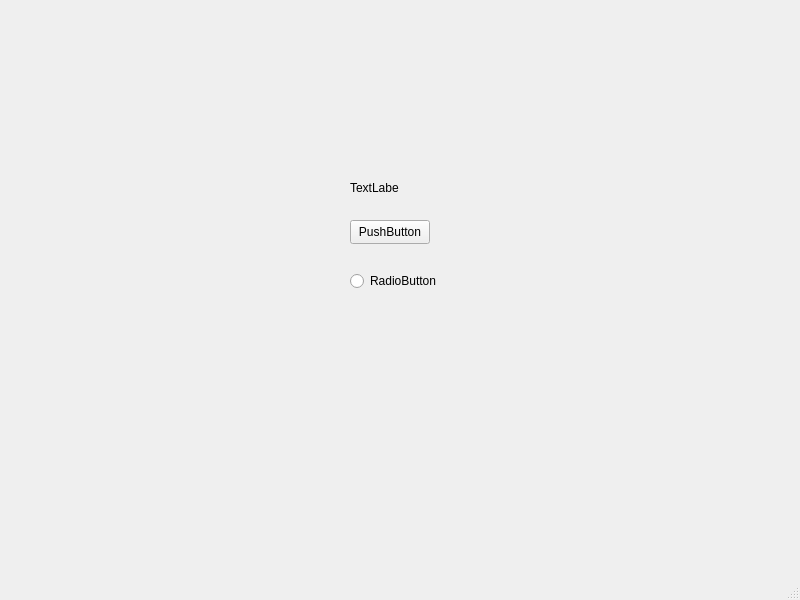
Qt form PlanMate/mainwindow.ui (wiksas/PlanMate) before a commit.
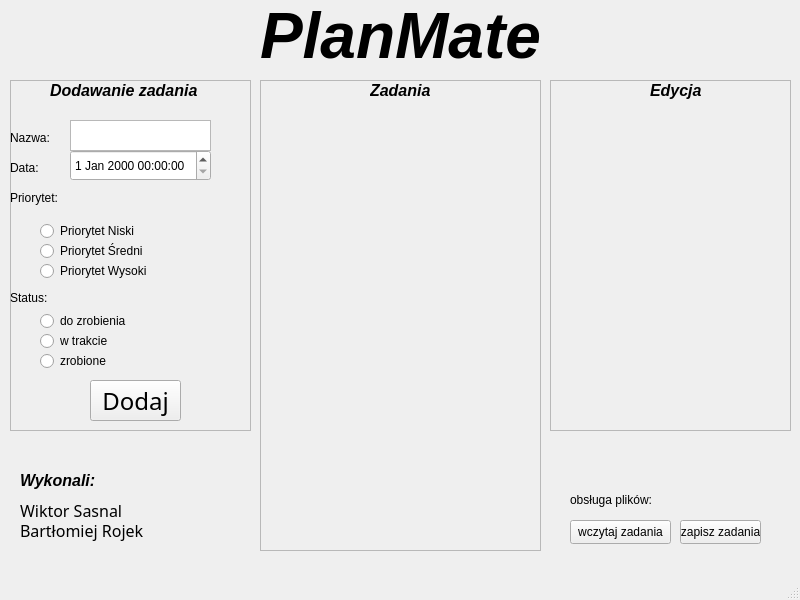
The same form after that commit.

```diff
--- a/PlanMate/mainwindow.ui
+++ b/PlanMate/mainwindow.ui
@@ -17,40 +17,399 @@
    <widget class="QLabel" name="label">
     <property name="geometry">
      <rect>
-      <x>350</x>
-      <y>180</y>
-      <width>49</width>
-      <height>16</height>
+      <x>260</x>
+      <y>0</y>
+      <width>291</width>
+      <height>71</height>
      </rect>
     </property>
+    <property name="font">
+     <font>
+      <pointsize>48</pointsize>
+      <italic>true</italic>
+      <bold>true</bold>
+     </font>
+    </property>
     <property name="text">
-     <string>TextLabel</string>
+     <string>PlanMate</string>
     </property>
    </widget>
    <widget class="QPushButton" name="pushButton">
     <property name="geometry">
      <rect>
-      <x>350</x>
-      <y>220</y>
-      <width>80</width>
+      <x>680</x>
+      <y>520</y>
+      <width>81</width>
       <height>24</height>
      </rect>
     </property>
     <property name="text">
-     <string>PushButton</string>
+     <string>zapisz zadania</string>
     </property>
    </widget>
-   <widget class="QRadioButton" name="radioButton">
+   <widget class="QPushButton" name="pushButton_2">
     <property name="geometry">
      <rect>
-      <x>350</x>
-      <y>270</y>
-      <width>91</width>
-      <height>22</height>
+      <x>570</x>
+      <y>520</y>
+      <width>101</width>
+      <height>24</height>
      </rect>
     </property>
     <property name="text">
-     <string>RadioButton</string>
+     <string>wczytaj zadania</string>
+    </property>
+   </widget>
+   <widget class="QLabel" name="label_2">
+    <property name="geometry">
+     <rect>
+      <x>570</x>
+      <y>490</y>
+      <width>111</width>
+      <height>20</height>
+     </rect>
+    </property>
+    <property name="text">
+     <string>obsługa plików:</string>
+    </property>
+   </widget>
+   <widget class="QFrame" name="Dodawanie">
+    <property name="geometry">
+     <rect>
+      <x>10</x>
+      <y>80</y>
+      <width>241</width>
+      <height>351</height>
+     </rect>
+    </property>
+    <property name="frameShape">
+     <enum>QFrame::Shape::StyledPanel</enum>
+    </property>
+    <property name="frameShadow">
+     <enum>QFrame::Shadow::Raised</enum>
+    </property>
+    <widget class="QPushButton" name="Dodaj">
+     <property name="geometry">
+      <rect>
+       <x>80</x>
+       <y>300</y>
+       <width>91</width>
+       <height>41</height>
+      </rect>
+     </property>
+     <property name="font">
+      <font>
+       <family>Segoe Print</family>
+       <pointsize>18</pointsize>
+      </font>
+     </property>
+     <property name="text">
+      <string>Dodaj</string>
+     </property>
+    </widget>
+    <widget class="QRadioButton" name="Prio3">
+     <property name="geometry">
+      <rect>
+       <x>30</x>
+       <y>180</y>
+       <width>158</width>
+       <height>22</height>
+      </rect>
+     </property>
+     <property name="text">
+      <string>Priorytet Wysoki</string>
+     </property>
+    </widget>
+    <widget class="QRadioButton" name="Prio2">
+     <property name="geometry">
+      <rect>
+       <x>30</x>
+       <y>160</y>
+       <width>158</width>
+       <height>22</height>
+      </rect>
+     </property>
+     <property name="text">
+      <string>Priorytet Średni</string>
+     </property>
+    </widget>
+    <widget class="QRadioButton" name="Prio1">
+     <property name="geometry">
+      <rect>
+       <x>30</x>
+       <y>140</y>
+       <width>158</width>
+       <height>22</height>
+      </rect>
+     </property>
+     <property name="text">
+      <string>Priorytet Niski</string>
+     </property>
+    </widget>
+    <widget class="QDateTimeEdit" name="Data">
+     <property name="geometry">
+      <rect>
+       <x>60</x>
+       <y>70</y>
+       <width>141</width>
+       <height>31</height>
+      </rect>
+     </property>
+    </widget>
+    <widget class="QLabel" name="label_3">
+     <property name="geometry">
+      <rect>
+       <x>40</x>
+       <y>0</y>
+       <width>151</width>
+       <height>20</height>
+      </rect>
+     </property>
+     <property name="font">
+      <font>
+       <pointsize>12</pointsize>
+       <italic>true</italic>
+       <bold>true</bold>
+      </font>
+     </property>
+     <property name="text">
+      <string>Dodawanie zadania</string>
+     </property>
+    </widget>
+    <widget class="QLabel" name="label_4">
+     <property name="geometry">
+      <rect>
+       <x>0</x>
+       <y>50</y>
+       <width>49</width>
+       <height>16</height>
+      </rect>
+     </property>
+     <property name="text">
+      <string>Nazwa:</string>
+     </property>
+    </widget>
+    <widget class="QLabel" name="label_5">
+     <property name="geometry">
+      <rect>
+       <x>0</x>
+       <y>80</y>
+       <width>49</width>
+       <height>16</height>
+      </rect>
+     </property>
+     <property name="text">
+      <string>Data:</string>
+     </property>
+    </widget>
+    <widget class="QLabel" name="label_6">
+     <property name="geometry">
+      <rect>
+       <x>0</x>
+       <y>110</y>
+       <width>49</width>
+       <height>16</height>
+      </rect>
+     </property>
+     <property name="text">
+      <string>Priorytet:</string>
+     </property>
+    </widget>
+    <widget class="QPlainTextEdit" name="Nazwa">
+     <property name="geometry">
+      <rect>
+       <x>60</x>
+       <y>40</y>
+       <width>141</width>
+       <height>31</height>
+      </rect>
+     </property>
+    </widget>
+    <widget class="QLabel" name="label_8">
+     <property name="geometry">
+      <rect>
+       <x>0</x>
+       <y>210</y>
+       <width>49</width>
+       <height>16</height>
+      </rect>
+     </property>
+     <property name="text">
+      <string>Status:</string>
+     </property>
+    </widget>
+    <widget class="QRadioButton" name="DoZrobienia">
+     <property name="geometry">
+      <rect>
+       <x>30</x>
+       <y>230</y>
+       <width>158</width>
+       <height>22</height>
+      </rect>
+     </property>
+     <property name="text">
+      <string>do zrobienia</string>
+     </property>
+    </widget>
+    <widget class="QRadioButton" name="WTrakcie">
+     <property name="geometry">
+      <rect>
+       <x>30</x>
+       <y>250</y>
+       <width>158</width>
+       <height>22</height>
+      </rect>
+     </property>
+     <property name="text">
+      <string>w trakcie</string>
+     </property>
+    </widget>
+    <widget class="QRadioButton" name="Zrobione">
+     <property name="geometry">
+      <rect>
+       <x>30</x>
+       <y>270</y>
+       <width>158</width>
+       <height>22</height>
+      </rect>
+     </property>
+     <property name="text">
+      <string>zrobione</string>
+     </property>
+    </widget>
+   </widget>
+   <widget class="QFrame" name="Edycja">
+    <property name="geometry">
+     <rect>
+      <x>550</x>
+      <y>80</y>
+      <width>241</width>
+      <height>351</height>
+     </rect>
+    </property>
+    <property name="frameShape">
+     <enum>QFrame::Shape::StyledPanel</enum>
+    </property>
+    <property name="frameShadow">
+     <enum>QFrame::Shadow::Raised</enum>
+    </property>
+    <widget class="QLabel" name="label_9">
+     <property name="geometry">
+      <rect>
+       <x>100</x>
+       <y>0</y>
+       <width>51</width>
+       <height>21</height>
+      </rect>
+     </property>
+     <property name="font">
+      <font>
+       <pointsize>12</pointsize>
+       <italic>true</italic>
+       <bold>true</bold>
+      </font>
+     </property>
+     <property name="text">
+      <string>Edycja</string>
+     </property>
+    </widget>
+   </widget>
+   <widget class="QFrame" name="Wyswietlanie">
+    <property name="geometry">
+     <rect>
+      <x>260</x>
+      <y>80</y>
+      <width>281</width>
+      <height>471</height>
+     </rect>
+    </property>
+    <property name="frameShape">
+     <enum>QFrame::Shape::StyledPanel</enum>
+    </property>
+    <property name="frameShadow">
+     <enum>QFrame::Shadow::Raised</enum>
+    </property>
+    <widget class="QLabel" name="label_7">
+     <property name="geometry">
+      <rect>
+       <x>110</x>
+       <y>0</y>
+       <width>61</width>
+       <height>21</height>
+      </rect>
+     </property>
+     <property name="font">
+      <font>
+       <pointsize>12</pointsize>
+       <italic>true</italic>
+       <bold>true</bold>
+      </font>
+     </property>
+     <property name="text">
+      <string>Zadania</string>
+     </property>
+    </widget>
+   </widget>
+   <widget class="QLabel" name="label_10">
+    <property name="geometry">
+     <rect>
+      <x>20</x>
+      <y>470</y>
+      <width>141</width>
+      <height>20</height>
+     </rect>
+    </property>
+    <property name="font">
+     <font>
+      <pointsize>12</pointsize>
+      <italic>true</italic>
+      <bold>true</bold>
+     </font>
+    </property>
+    <property name="text">
+     <string>Wykonali:</string>
+    </property>
+   </widget>
+   <widget class="QLabel" name="label_11">
+    <property name="geometry">
+     <rect>
+      <x>20</x>
+      <y>500</y>
+      <width>141</width>
+      <height>20</height>
+     </rect>
+    </property>
+    <property name="font">
+     <font>
+      <family>Segoe Script</family>
+      <pointsize>12</pointsize>
+      <italic>false</italic>
+      <bold>false</bold>
+     </font>
+    </property>
+    <property name="text">
+     <string>Wiktor Sasnal</string>
+    </property>
+   </widget>
+   <widget class="QLabel" name="label_12">
+    <property name="geometry">
+     <rect>
+      <x>20</x>
+      <y>520</y>
+      <width>161</width>
+      <height>21</height>
+     </rect>
+    </property>
+    <property name="font">
+     <font>
+      <family>Segoe Script</family>
+      <pointsize>12</pointsize>
+      <italic>false</italic>
+      <bold>false</bold>
+     </font>
+    </property>
+    <property name="text">
+     <string>Bartłomiej Rojek</string>
     </property>
    </widget>
   </widget>
```
